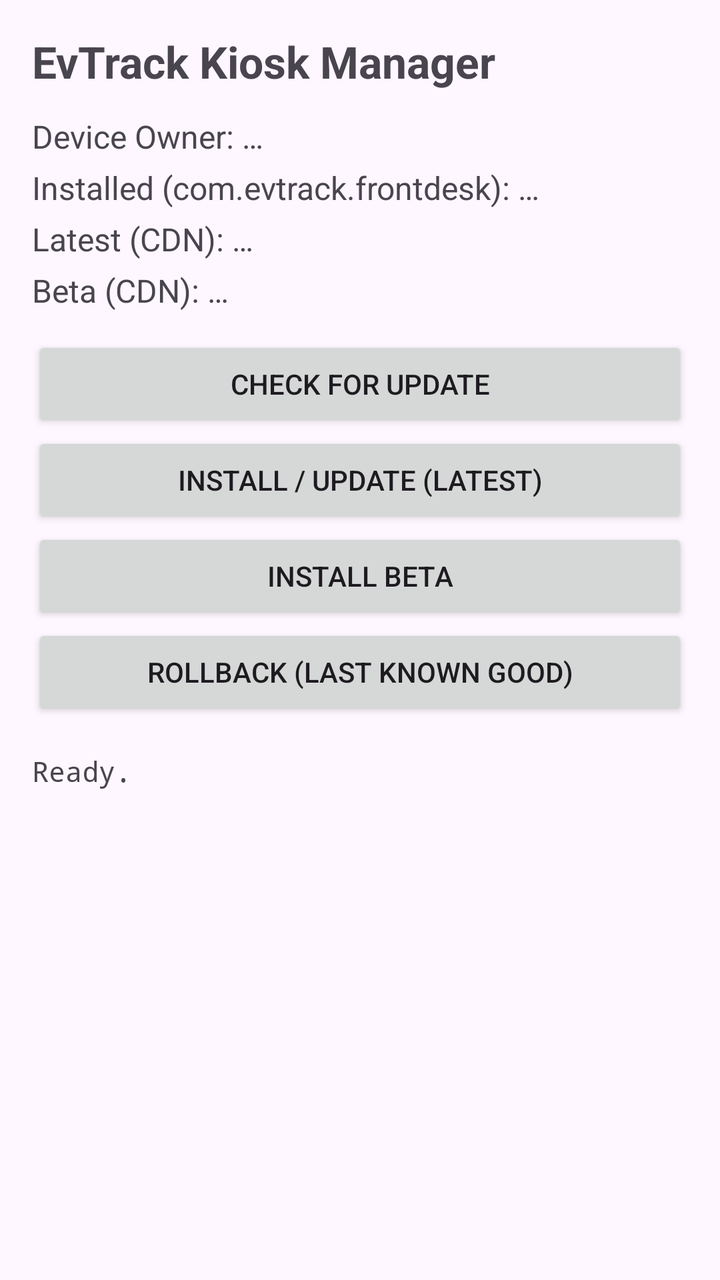
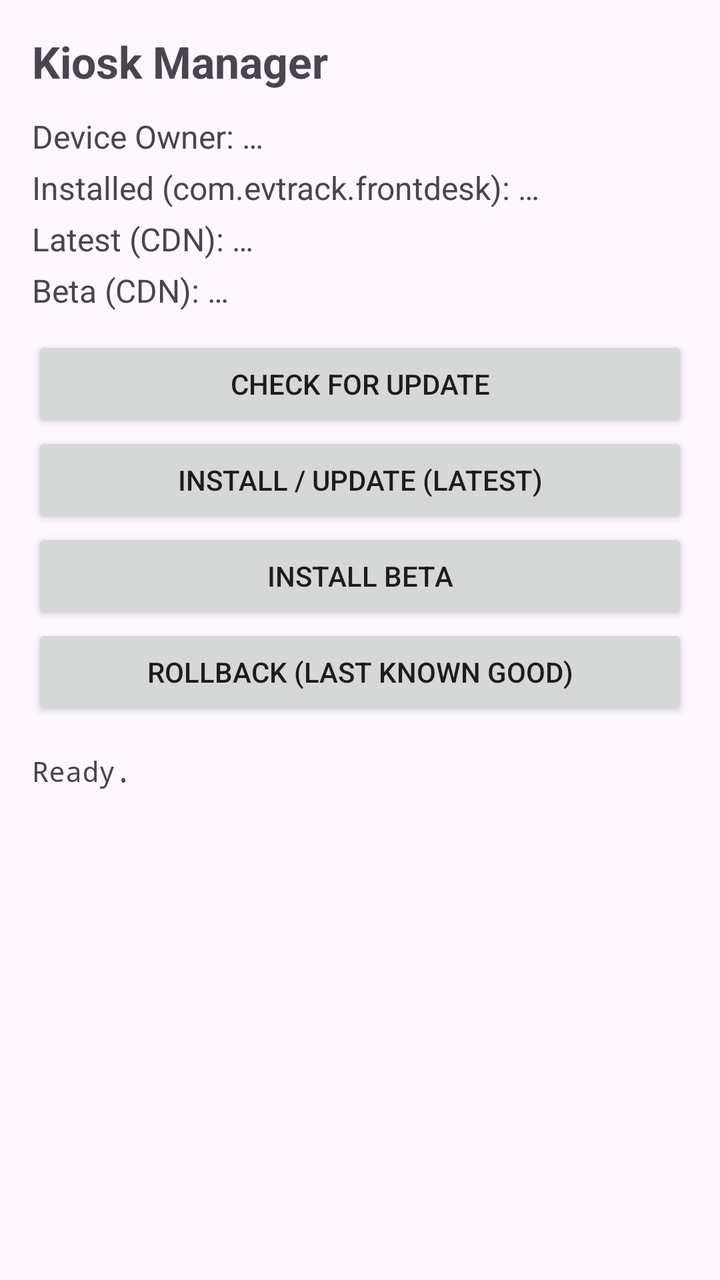

Before-and-after screenshots of an Android layout around one commit, followed by the original layout XML and the change that was made.
<!-- AndroidManifest.xml: application theme Theme.EvTrackKioskManager -->
<!-- res/layout/activity_main.xml -->
<?xml version="1.0" encoding="utf-8"?>
<ScrollView xmlns:android="http://schemas.android.com/apk/res/android"
    android:layout_width="match_parent"
    android:layout_height="match_parent"
    android:fillViewport="true"
    android:padding="16dp">

    <LinearLayout
        android:layout_width="match_parent"
        android:layout_height="wrap_content"
        android:orientation="vertical">

        <TextView
            android:layout_width="wrap_content"
            android:layout_height="wrap_content"
            android:text="@string/app_name"
            android:textSize="22sp"
            android:textStyle="bold"
            android:paddingBottom="12dp" />

        
        <TextView
            android:id="@+id/txtDeviceOwner"
            android:layout_width="match_parent"
            android:layout_height="wrap_content"
            android:text="Device Owner: …"
            android:textSize="16sp"
            android:paddingBottom="4dp" />

        <TextView
            android:id="@+id/txtNotOwnerHint"
            android:layout_width="match_parent"
            android:layout_height="wrap_content"
            android:textColor="#B00020"
            android:textSize="13sp"
            android:visibility="gone"
            android:paddingBottom="8dp" />

        <TextView
            android:id="@+id/txtInstalled"
            android:layout_width="match_parent"
            android:layout_height="wrap_content"
            android:text="Installed (com.evtrack.frontdesk): …"
            android:textSize="16sp"
            android:paddingBottom="4dp" />

        <TextView
            android:id="@+id/txtLatest"
            android:layout_width="match_parent"
            android:layout_height="wrap_content"
            android:text="Latest (CDN): …"
            android:textSize="16sp"
            android:paddingBottom="4dp" />

        <TextView
            android:id="@+id/txtBeta"
            android:layout_width="match_parent"
            android:layout_height="wrap_content"
            android:text="Beta (CDN): …"
            android:textSize="16sp"
            android:paddingBottom="12dp" />

        
        <Button
            android:id="@+id/btnCheck"
            android:layout_width="match_parent"
            android:layout_height="wrap_content"
            android:text="Check for update" />

        <Button
            android:id="@+id/btnInstallLatest"
            android:layout_width="match_parent"
            android:layout_height="wrap_content"
            android:text="Install / Update (latest)" />

        <Button
            android:id="@+id/btnInstallBeta"
            android:layout_width="match_parent"
            android:layout_height="wrap_content"
            android:text="Install beta" />

        <Button
            android:id="@+id/btnRollback"
            android:layout_width="match_parent"
            android:layout_height="wrap_content"
            android:text="Rollback (last known good)" />

        <TextView
            android:id="@+id/txtStatus"
            android:layout_width="match_parent"
            android:layout_height="wrap_content"
            android:paddingTop="16dp"
            android:textSize="14sp"
            android:fontFamily="monospace"
            android:text="Ready." />

    </LinearLayout>
</ScrollView>
<!-- resources referenced by this layout -->
<resources>
  <string name="app_name">EvTrack Kiosk Manager</string>
  <style name="Theme.EvTrackKioskManager" parent="Theme.Material3.DayNight.NoActionBar" />
</resources>

<!-- the commit's change to res/layout/activity_main.xml (unified diff, before → after) -->
@@ -85,6 +85,15 @@
             android:layout_height="wrap_content"
             android:text="Rollback (last known good)" />
 
+        <ProgressBar
+            android:id="@+id/progressDownload"
+            style="?android:attr/progressBarStyleHorizontal"
+            android:layout_width="match_parent"
+            android:layout_height="wrap_content"
+            android:layout_marginTop="12dp"
+            android:max="100"
+            android:visibility="gone" />
+
         <TextView
             android:id="@+id/txtStatus"
             android:layout_width="match_parent"
<!-- resource entries referenced after the edit -->
@@ -1,6 +1,6 @@
 <!-- resources referenced by this layout -->
 <resources>
-  <string name="app_name">EvTrack Kiosk Manager</string>
+  <string name="app_name">Kiosk Manager</string>
   <style name="Theme.EvTrackKioskManager" parent="Theme.Material3.DayNight.NoActionBar" />
 </resources>
 
